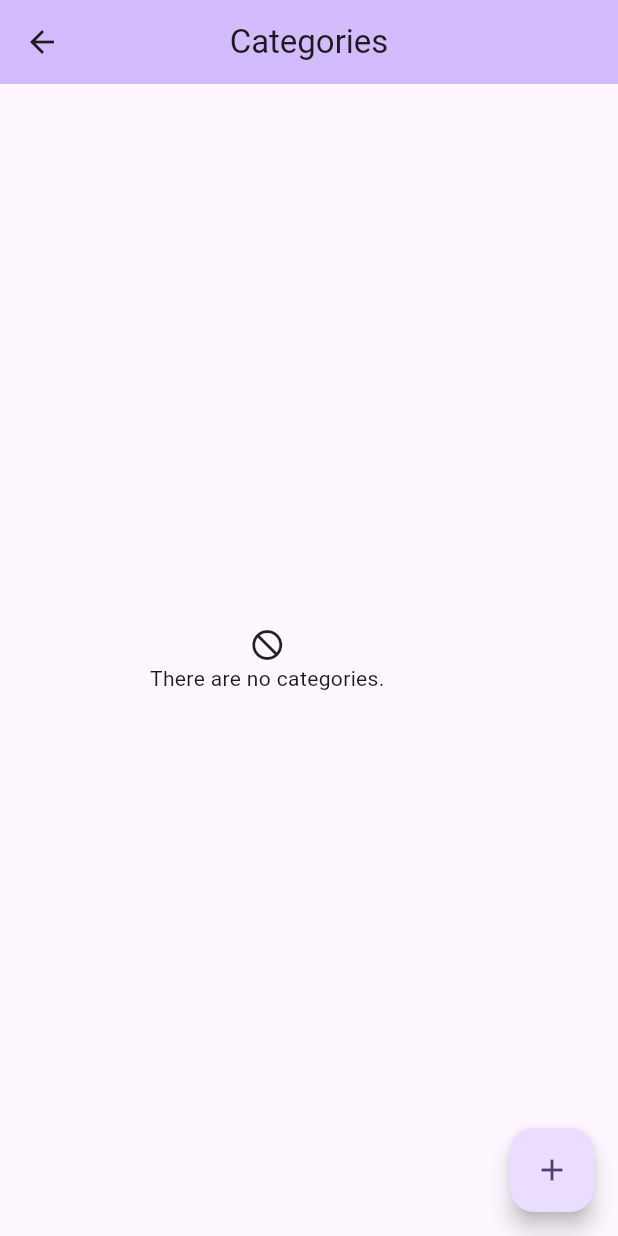
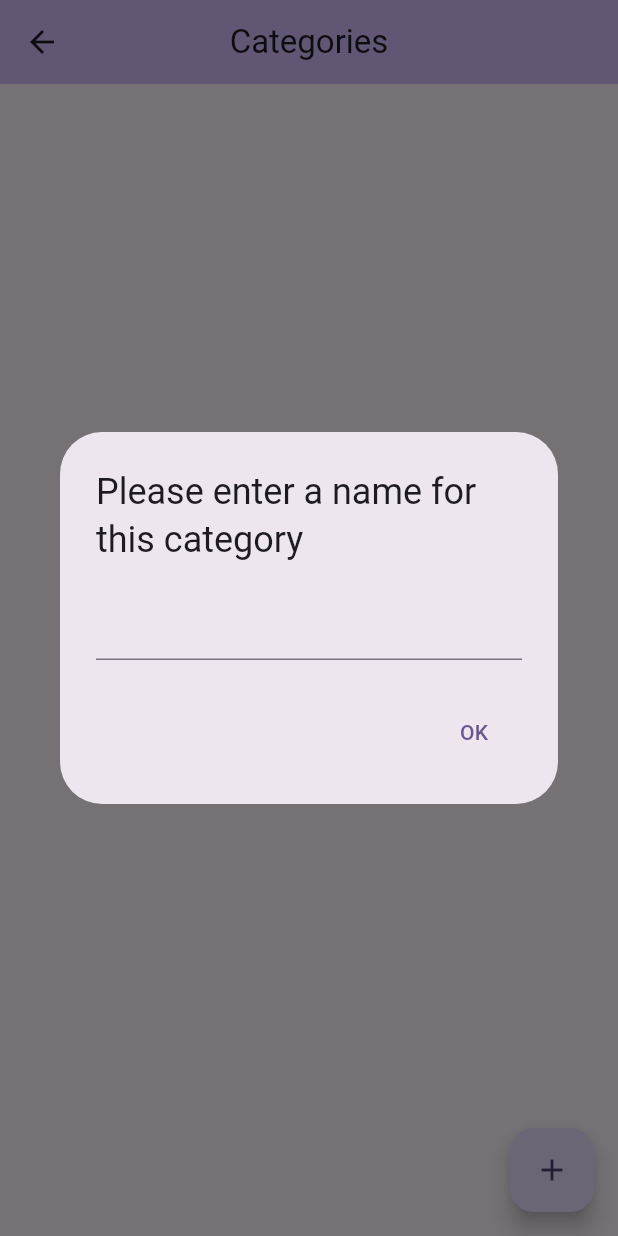
Before and after one commit to Nick-Trag/wili, a Flutter app: the CategoriesWidget screen opened directly, after a tap on the "add" icon, on a phone screen of 412 x 824 dp. Run offline on Flutter 3.47's test engine with Material 3 defaults, Android fonts, the phone set to English and light mode, and no system bars; our stand-ins replace flutter_spinkit, shared_preferences, sqflite; accounts and stored records are empty.

Commit message:
Category editing screen is pretty ready (but ugly), but still not functional, as I need to implement the provider and service methods

```diff
--- a/lib/pages/categories.dart
+++ b/lib/pages/categories.dart
@@ -3,7 +3,9 @@ import 'package:provider/provider.dart';
 import 'package:wili/providers/item_provider.dart';
 
 class CategoriesWidget extends StatelessWidget {
-  const CategoriesWidget({super.key});
+  CategoriesWidget({super.key});
+
+  final GlobalKey<FormState> _formKey = GlobalKey<FormState>();
 
   @override
   Widget build(BuildContext context) {
@@ -44,27 +46,31 @@ class CategoriesWidget extends StatelessWidget {
                         Padding(
                           padding: const EdgeInsets.only(right: 4.0),
                           child: InkWell(
-                            child: const Icon(Icons.edit),
+                            child: const Icon(Icons.edit, semanticLabel: "Edit category"),
                             onTap: () async {
+                              String newName = "";
                               await showDialog(
                                 context: context,
                                 builder: (context) => AlertDialog(
                                   title: const Text("Please type in the new name for this category"),
                                   content: Form(
-                                    // TODO: Key
+                                    key: _formKey,
                                     child: TextFormField(
-                                      initialValue: provider.categories[categoryId]!,
+                                      // initialValue: provider.categories[categoryId]!,
+                                      decoration: InputDecoration(
+                                        hintText: provider.categories[categoryId]!,
+                                      ),
                                       validator: (value) {
-                                        if (value == null || value.isEmpty) {
+                                        if (value == null) {
                                           return "Please enter a name";
                                         }
                                         if (value.length > 25) {
-                                          return "Category names can be use to 25 characters";
+                                          return "Category names can be up to 25 characters";
                                         }
                                         return null;
                                       },
                                       onChanged: (value) {
-
+                                        newName = value;
                                       },
                                     ),
                                   ),
@@ -72,7 +78,12 @@ class CategoriesWidget extends StatelessWidget {
                                     TextButton(
                                       child: const Text("OK"),
                                       onPressed: () {
-
+                                        if (_formKey.currentState!.validate()) {
+                                          if (newName.isNotEmpty) {
+                                            provider.updateCategory(categoryId, newName);
+                                          }
+                                          Navigator.of(context).pop();
+                                        }
                                       },
                                     ),
                                   ],
@@ -81,8 +92,8 @@ class CategoriesWidget extends StatelessWidget {
                             },
                           ),
                         ),
-                        InkWell(
-                          child: const Icon(Icons.delete),
+                        InkWell( // TODO: Change inkwells into whatever floatingtextbutton and back button use
+                          child: const Icon(Icons.delete, semanticLabel: "Delete category"),
                           onTap: () async {
                             final bool? result = await showDialog<bool>(
                               context: context,
@@ -117,7 +128,45 @@ class CategoriesWidget extends StatelessWidget {
         },
       ), // TODO: All categories, in cards, with an edit button (opens modal for new name) and delete button (opens modal for confirmation)
       floatingActionButton: FloatingActionButton(
-        onPressed: () {}, // TODO: Open a modal to create a new category. Also, careful, might be hiding some action buttons
+        onPressed: () async {
+          String name = "";
+          await showDialog(
+            context: context,
+            builder: (context) => AlertDialog(
+              title: const Text("Please enter a name for this category"),
+              content: Form(
+                key: _formKey,
+                child: TextFormField(
+                  validator: (value) {
+                    if (value == null || value.isEmpty) {
+                      return "Please enter a name";
+                    }
+                    if (value.length > 25) {
+                      return "Category names can be up to 25 characters";
+                    }
+                    return null; // Possible TODO: Check if name already exists (both here and in edit_category)
+                  },
+                  onChanged: (value) {
+                    name = value;
+                  },
+                ),
+              ),
+              actions: [
+                Consumer<ItemProvider>(
+                  builder: (context, provider, child) => TextButton(
+                    child: const Text("OK"),
+                    onPressed: () {
+                      if (_formKey.currentState!.validate()) {
+                        provider.addCategory(name);
+                        Navigator.of(context).pop();
+                      }
+                    },
+                  ),
+                ),
+              ],
+            ),
+          );
+        }, // TODO: Open a modal to create a new category. Also, careful, might be hiding some action buttons
         tooltip: 'Add a new category',
         child: const Icon(Icons.add),
       ),
```
Also changed, not shown: lib/pages/settings.dart (+9 -4 lines).
